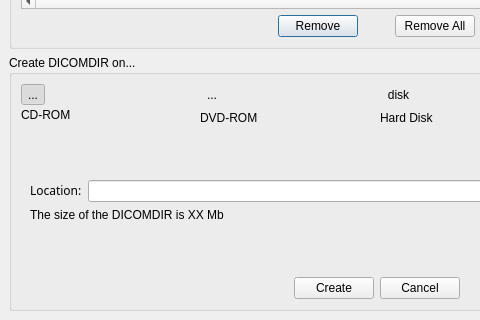
Qt form starviewer/src/inputoutput/qcreatedicomdirbase.ui (starviewer-medical/starviewer) before a commit; both pictures show x 0 to 480 and y 495 to 815 of the 753 by 815 pixel window.
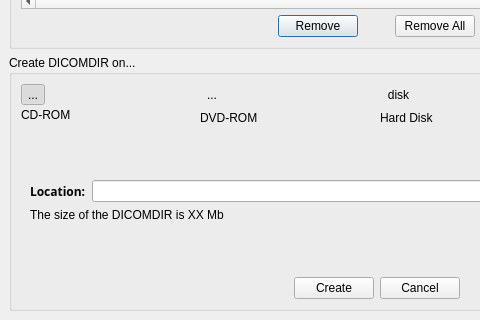
The same form after that commit. Icons and pictures are not drawn.

Diff of the .ui file:
```diff
--- a/starviewer/src/inputoutput/qcreatedicomdirbase.ui
+++ b/starviewer/src/inputoutput/qcreatedicomdirbase.ui
@@ -345,10 +345,7 @@
                </font>
               </property>
               <property name="text" >
-               <string>&lt;html>&lt;head>&lt;meta name="qrichtext" content="1" />&lt;style type="text/css">
-p, li { white-space: pre-wrap; }
-&lt;/style>&lt;/head>&lt;body style=" font-family:'Sans Serif'; font-size:9pt; font-weight:600; font-style:normal; text-decoration:none;">
-&lt;p style=" margin-top:0px; margin-bottom:0px; margin-left:0px; margin-right:0px; -qt-block-indent:0; text-indent:0px;">&lt;span style=" font-weight:400;">Location:&lt;/span>&lt;/p>&lt;/body>&lt;/html></string>
+               <string>Location:</string>
               </property>
              </widget>
             </item>
```
Left out of the diff: 6 changed lines with no effect on the pictures.
